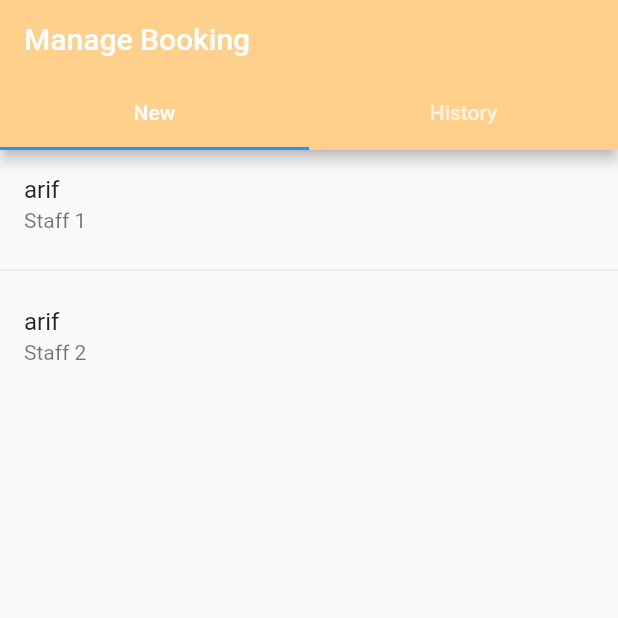
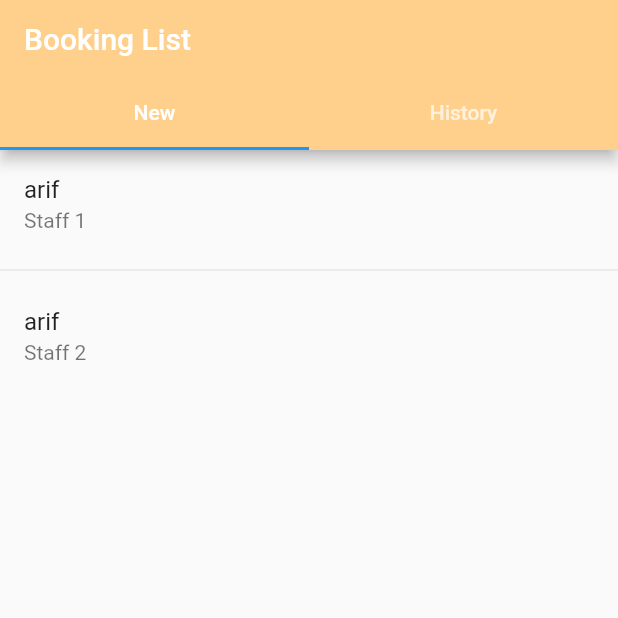
Before and after one commit to G01-GoGo-Power-Rangers/restaurant-booking-system, a Flutter app: the screen it shows after launch, on a phone screen of 412 x 824 dp, the top half of it. Run offline on Flutter 3.47's test engine with Material 2 defaults, Android fonts, the phone set to English and light mode, and no system bars; our stand-ins replace animated_text_kit, get_it.

Commit message:
Arif change the booking list screen to mvvm

```diff
--- a/lib/main.dart
+++ b/lib/main.dart
@@ -1,5 +1,6 @@
 import 'package:flutter/material.dart';
 import 'package:provider/provider.dart';
+import 'package:restaurant_booking_system/viewmodels/booking_list_viewmodel.dart';
 import 'package:restaurant_booking_system/viewmodels/home_screen_viewmodel.dart';
 import 'package:restaurant_booking_system/viewmodels/login_viewmodel.dart';
 import 'package:restaurant_booking_system/router.dart';
@@ -16,7 +17,7 @@ void main() {
       ChangeNotifierProvider(create: (_) => RegisterViewModel()),
       ChangeNotifierProvider(create: (_) => ViewMenuViewModel()),
       ChangeNotifierProvider(create: (_) => HomeScreenViewModel()),
-      //ChangeNotifierProvider(create: (_) => )
+      ChangeNotifierProvider(create: (_) => BookingListViewModel())
     ],
     child: MyApp(),
   ));
--- a/lib/screens/staff/manage_booking/booking_list/booking_list_appbar.dart
+++ b/lib/screens/staff/manage_booking/booking_list/booking_list_appbar.dart
@@ -11,7 +11,7 @@ class BookingListAppBar extends StatelessWidget implements PreferredSizeWidget {
   @override
   Widget build(BuildContext context) {
     return AppBar(
-      title: Text('Manage Booking'),
+      title: Text('Booking List'),
       backgroundColor: kPrimaryColor,
       bottom: TabBar(
         tabs: <Widget>[
--- a/lib/screens/staff/manage_booking/booking_list/booking_list_screen.dart
+++ b/lib/screens/staff/manage_booking/booking_list/booking_list_screen.dart
@@ -1,7 +1,9 @@
 // import 'dart:html';
 
 import 'package:flutter/material.dart';
+import 'package:provider/provider.dart';
 import 'package:restaurant_booking_system/screens/staff/manage_booking/booking_list/booking_list_body.dart';
+import 'package:restaurant_booking_system/viewmodels/booking_list_viewmodel.dart';
 
 import 'booking_list_appbar.dart';
 
@@ -9,30 +11,16 @@ class BookingListScreen extends StatelessWidget {
   static Route route() =>
       MaterialPageRoute(builder: (context) => BookingListScreen());
 
-  List<Widget> containers = [
-    Container(
-      child: ListView.separated(
-          itemBuilder: (BuildContext context, int index) => ListTile(
-              title: Text('arif'), subtitle: Text('Staff ${index + 1}')),
-          separatorBuilder: (BuildContext context, int index) =>
-              const Divider(),
-          itemCount: 2),
-    ),
-    Container(
-      child: ListView.separated(
-          itemBuilder: (BuildContext context, int index) => ListTile(
-              title: Text('Hasan'), subtitle: Text('Staff ${index + 1}')),
-          separatorBuilder: (BuildContext context, int index) =>
-              const Divider(),
-          itemCount: 1),
-    ),
-  ];
   @override
   Widget build(BuildContext context) {
+    BookingListViewModel bookingListViewModel =
+        Provider.of<BookingListViewModel>(context);
+
     return DefaultTabController(
         length: 2,
         child: Scaffold(
             appBar: BookingListAppBar(),
-            body: BookingListBody(containers: containers)));
+            body: bookingListViewModel.containers
+                .elementAt(bookingListViewModel.selectedIndex)));
   }
 }
--- a/lib/viewmodels/booking_list_viewmodel.dart
+++ b/lib/viewmodels/booking_list_viewmodel.dart
@@ -0,0 +1,34 @@
+import 'package:flutter/material.dart';
+import 'package:restaurant_booking_system/screens/staff/manage_booking/booking_list/booking_list_body.dart';
+
+class BookingListViewModel extends ChangeNotifier {
+  int selectedIndex = 0;
+  List<Widget> pages = <Widget>[
+    BookingListBody(
+      containers: [],
+    )
+  ];
+  List<Widget> containers = [
+    Container(
+      child: ListView.separated(
+          itemBuilder: (BuildContext context, int index) => ListTile(
+              title: Text('arif'), subtitle: Text('Staff ${index + 1}')),
+          separatorBuilder: (BuildContext context, int index) =>
+              const Divider(),
+          itemCount: 2),
+    ),
+    Container(
+      child: ListView.separated(
+          itemBuilder: (BuildContext context, int index) => ListTile(
+              title: Text('Hasan'), subtitle: Text('Staff ${index + 1}')),
+          separatorBuilder: (BuildContext context, int index) =>
+              const Divider(),
+          itemCount: 1),
+    ),
+  ];
+
+  void testContainers(int index) {
+    selectedIndex = index;
+    notifyListeners();
+  }
+}
```
